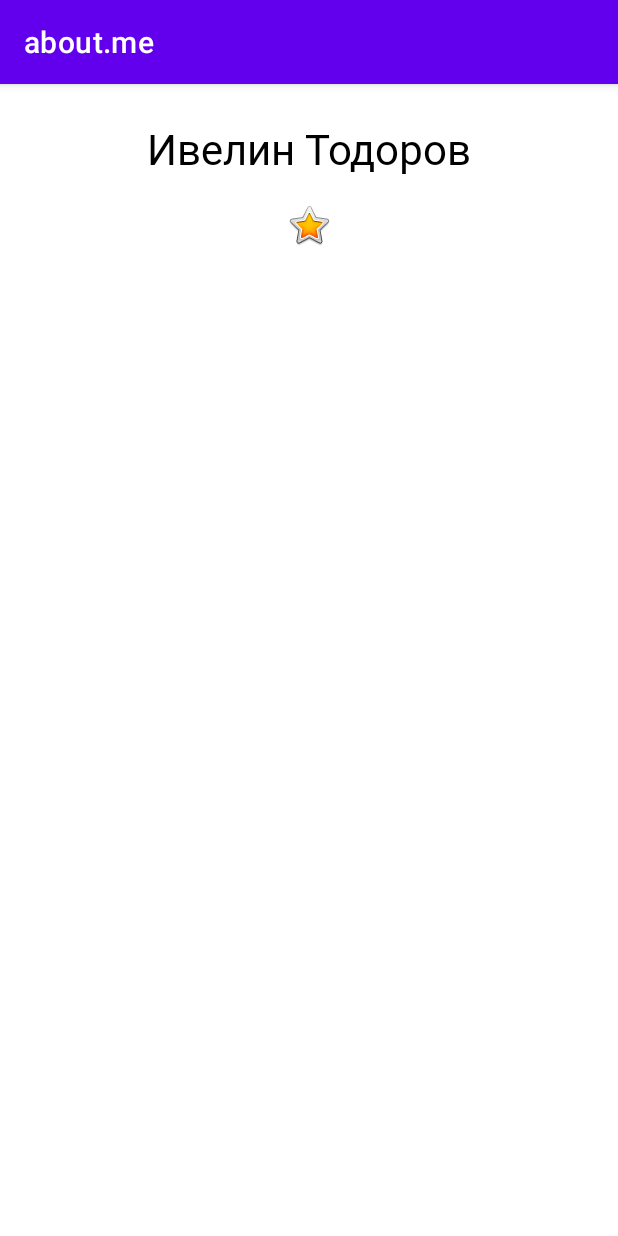
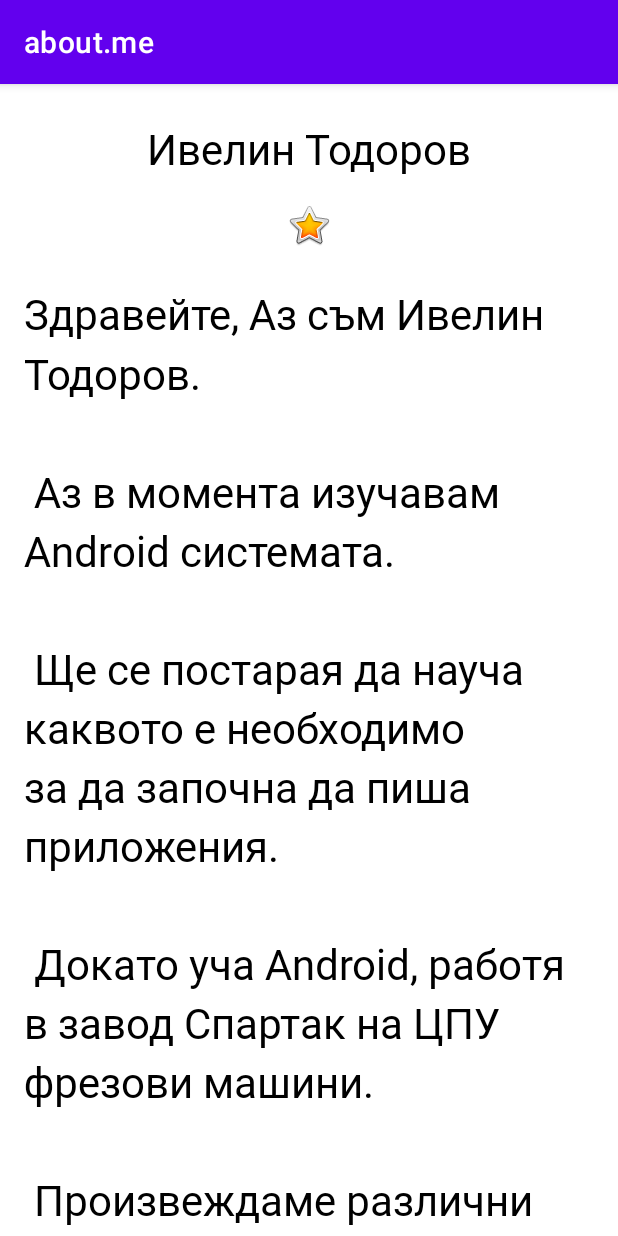
Before and after one commit to codemenivo/Android---traning, an Android app: the screen it shows after launch (MainActivity), on a phone screen of 412 x 824 dp. Run offline under Robolectric (Android 15) with nearby library versions, the phone set to English and light mode, and no system bars.

Commit message:
Add a Scroll View

```diff
--- a/aboutme/app/src/main/res/layout/activity_main.xml
+++ b/aboutme/app/src/main/res/layout/activity_main.xml
@@ -1,17 +1,20 @@
 <?xml version="1.0" encoding="utf-8"?>
 <LinearLayout xmlns:android="http://schemas.android.com/apk/res/android"
     xmlns:app="http://schemas.android.com/apk/res-auto"
+    xmlns:tools="http://schemas.android.com/tools"
+    android:layout_width="match_parent"
+    android:layout_height="match_parent"
     android:orientation="vertical"
-    android:layout_width="match_parent"
-    android:layout_height="match_parent">
+    android:paddingStart="@dimen/padding"
+    android:paddingEnd="@dimen/padding">
 
     <TextView
         android:id="@+id/name_text"
+        style="@style/NameStyle"
         android:layout_width="match_parent"
         android:layout_height="wrap_content"
         android:text="@string/name"
-        android:textAlignment="center"
-        style="@style/NameStyle" />
+        android:textAlignment="center" />
 
     <ImageView
         android:id="@+id/star_image"
@@ -19,5 +22,22 @@
         android:layout_height="wrap_content"
         android:layout_marginTop="@dimen/layout_margin"
         android:contentDescription="@string/yellow_star"
-        app:srcCompat="@android:drawable/btn_star_big_on" />
+        app:srcCompat="@android:drawable/btn_star_big_on"
+        tools:ignore="ImageContrastCheck" />
+
+    <ScrollView
+        android:id="@+id/bio_scroll"
+        android:layout_width="match_parent"
+        android:layout_height="match_parent"
+        tools:ignore="SpeakableTextPresentCheck">
+
+
+        <TextView
+            android:id="@+id/bio_text"
+            style="@style/NameStyle"
+            android:layout_width="match_parent"
+            android:layout_height="wrap_content"
+            android:lineSpacingMultiplier="1.2"
+            android:text="@string/bio" />
+    </ScrollView>
 </LinearLayout>
--- a/aboutme/app/src/main/res/values/dimens.xml
+++ b/aboutme/app/src/main/res/values/dimens.xml
@@ -3,4 +3,5 @@
     <dimen name="text_size">28sp</dimen>
     <dimen name="small_padding">8dp</dimen>
     <dimen name="layout_margin">16dp</dimen>
+    <dimen name="padding">16dp</dimen>
 </resources>
--- a/aboutme/app/src/main/res/values/strings.xml
+++ b/aboutme/app/src/main/res/values/strings.xml
@@ -2,4 +2,23 @@
     <string name="app_name">about.me</string>
     <string name="name">Ивелин Тодоров</string>
     <string name="yellow_star">Yellow star</string>
+
+    <string name="bio"> Здравейте, Аз съм Ивелин Тодоров.
+\n\n Аз в момента изучавам Android системата.
+    \n\n Ще се постарая да науча каквото е необходимо за да започна да пиша приложения.
+    \n\n Докато уча Android, работя в завод Спартак на ЦПУ фрезови машини.
+    \n\n Произвеждаме различни метални изделия, като основната продукция са
+    \n\nпромишлени вентилатори.
+    \n\nПреди да започна в Спартак работех в агенция за дигитален маркетинг.
+    \n\nЗанимавах се със SEO - оптимизация на саитове.
+    \n\nТази работа ми харесваше и мисля, че се справях добре, но за съжаление
+    \n\nсе появи COVID 19 и ме освободиха от работа.
+    \n\nОсвен това съм изучавал и езикът за програмиране JAVA и имам
+    \n\nзавършено ниво Fundamentals.
+    \n\nМисля да продължа с програмирането и искренно вярвам, че някой ден ще работя
+    \n\nв IT сферата.
+    \n\nСпециални благодарнасти на Георги, който ми помага да науча програмирането за
+    \n\nAndroid.
+    \n\n</string>
+
 </resources>
```
